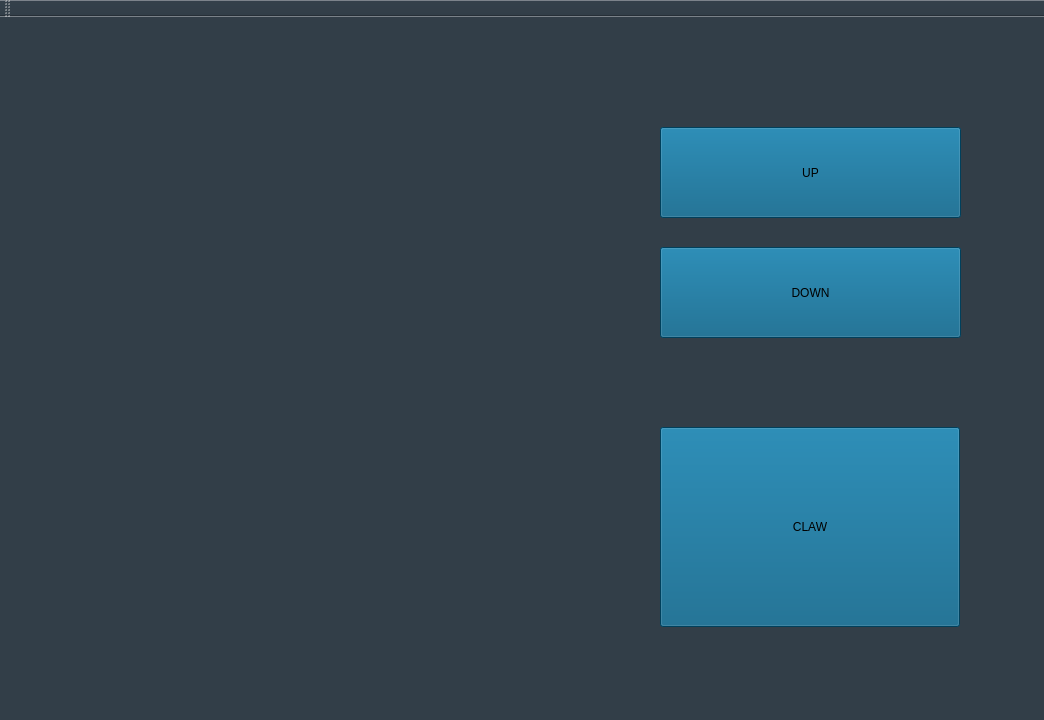
Before: the Qt Designer form RobotControl/RobotControl/robot_control.ui in marcoseugenioln/robotic-arm-controller, drawn with Qt 5.
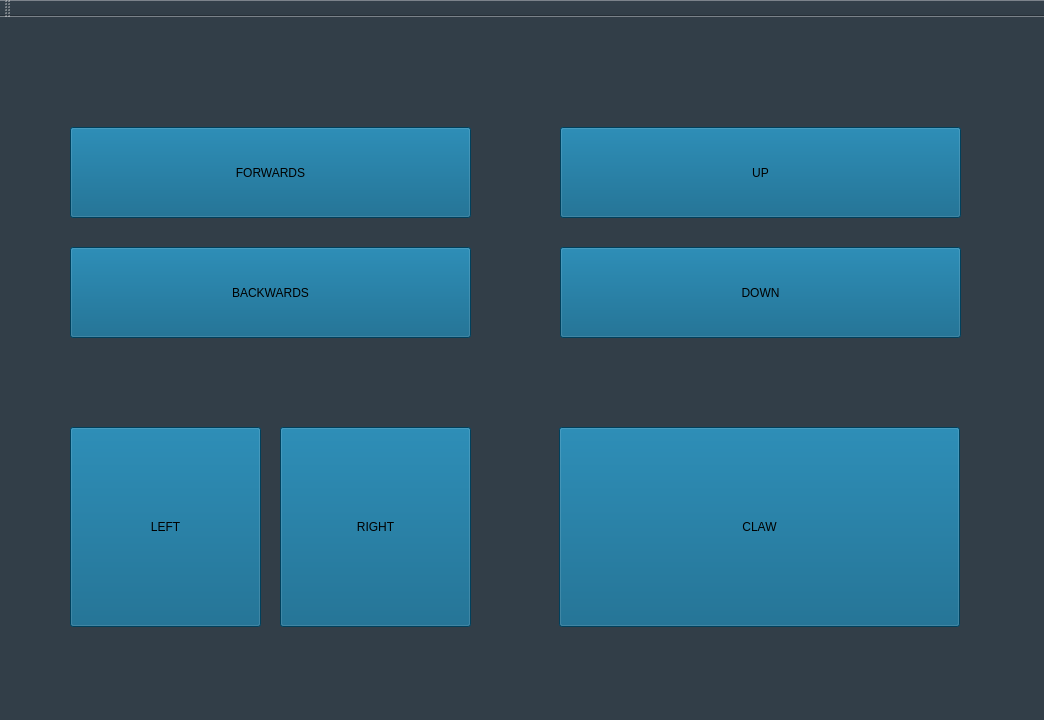
After: the same form once the commit is applied.

Patch:
```diff
--- a/RobotControl/RobotControl/robot_control.ui
+++ b/RobotControl/RobotControl/robot_control.ui
@@ -20,9 +20,9 @@
    <widget class="QPushButton" name="claw">
     <property name="geometry">
      <rect>
-      <x>660</x>
+      <x>559</x>
       <y>410</y>
-      <width>300</width>
+      <width>401</width>
       <height>200</height>
      </rect>
     </property>
@@ -36,9 +36,9 @@
    <widget class="QPushButton" name="verticalArmUp">
     <property name="geometry">
      <rect>
-      <x>660</x>
+      <x>560</x>
       <y>110</y>
-      <width>301</width>
+      <width>401</width>
       <height>91</height>
      </rect>
     </property>
@@ -52,9 +52,9 @@
    <widget class="QPushButton" name="verticalArmDown">
     <property name="geometry">
      <rect>
-      <x>660</x>
+      <x>560</x>
       <y>230</y>
-      <width>301</width>
+      <width>401</width>
       <height>91</height>
      </rect>
     </property>
@@ -65,6 +65,70 @@
      <string>DOWN</string>
     </property>
    </widget>
+   <widget class="QPushButton" name="right">
+    <property name="geometry">
+     <rect>
+      <x>280</x>
+      <y>410</y>
+      <width>191</width>
+      <height>200</height>
+     </rect>
+    </property>
+    <property name="styleSheet">
+     <string notr="true">background-color: rgb(0, 90, 129);</string>
+    </property>
+    <property name="text">
+     <string>RIGHT</string>
+    </property>
+   </widget>
+   <widget class="QPushButton" name="left">
+    <property name="geometry">
+     <rect>
+      <x>70</x>
+      <y>410</y>
+      <width>191</width>
+      <height>200</height>
+     </rect>
+    </property>
+    <property name="styleSheet">
+     <string notr="true">background-color: rgb(0, 90, 129);</string>
+    </property>
+    <property name="text">
+     <string>LEFT</string>
+    </property>
+   </widget>
+   <widget class="QPushButton" name="forwards">
+    <property name="geometry">
+     <rect>
+      <x>70</x>
+      <y>110</y>
+      <width>401</width>
+      <height>91</height>
+     </rect>
+    </property>
+    <property name="styleSheet">
+     <string notr="true">background-color: rgb(0, 90, 129);</string>
+    </property>
+    <property name="text">
+     <string>FORWARDS</string>
+    </property>
+   </widget>
+   <widget class="QPushButton" name="backwards">
+    <property name="geometry">
+     <rect>
+      <x>70</x>
+      <y>230</y>
+      <width>401</width>
+      <height>91</height>
+     </rect>
+    </property>
+    <property name="styleSheet">
+     <string notr="true">background-color: rgb(0, 90, 129);</string>
+    </property>
+    <property name="text">
+     <string>BACKWARDS</string>
+    </property>
+   </widget>
   </widget>
   <widget class="QMenuBar" name="menuBar">
    <property name="geometry">
```
Left out of the diff: 4 changed lines with no effect on the pictures.
